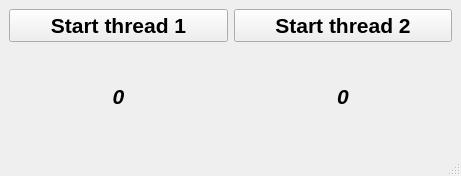
Old version of the form QT_Concurrent_Thread/02_Update_gui_widget_in_thread/mainwindow.ui in the repository DamianPodrazaCode/QT_code.
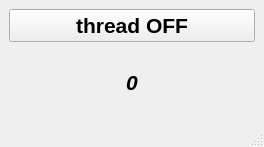
New version of the form.

Patch:
```diff
--- a/QT_Concurrent_Thread/02_Update_gui_widget_in_thread/mainwindow.ui
+++ b/QT_Concurrent_Thread/02_Update_gui_widget_in_thread/mainwindow.ui
@@ -6,8 +6,8 @@
    <rect>
     <x>0</x>
     <y>0</y>
-    <width>461</width>
-    <height>176</height>
+    <width>264</width>
+    <height>147</height>
    </rect>
   </property>
   <property name="windowTitle">
@@ -28,20 +28,10 @@
            </font>
           </property>
           <property name="text">
-           <string>Start thread 1</string>
+           <string>thread OFF</string>
           </property>
-         </widget>
-        </item>
-        <item>
-         <widget class="QPushButton" name="pushButton_2">
-          <property name="font">
-           <font>
-            <pointsize>16</pointsize>
-            <bold>true</bold>
-           </font>
-          </property>
-          <property name="text">
-           <string>Start thread 2</string>
+          <property name="checkable">
+           <bool>true</bool>
           </property>
          </widget>
         </item>
@@ -50,24 +40,7 @@
       <item>
        <layout class="QHBoxLayout" name="horizontalLayout_2">
         <item>
-         <widget class="QLabel" name="label">
-          <property name="font">
-           <font>
-            <pointsize>16</pointsize>
-            <italic>true</italic>
-            <bold>true</bold>
-           </font>
-          </property>
-          <property name="text">
-           <string>0</string>
-          </property>
-          <property name="alignment">
-           <set>Qt::AlignCenter</set>
-          </property>
-         </widget>
-        </item>
-        <item>
-         <widget class="QLabel" name="label_2">
+         <widget class="QLabel" name="l_thread">
           <property name="font">
            <font>
             <pointsize>16</pointsize>
```
Left out of the diff: 4 changed lines with no effect on the pictures.
